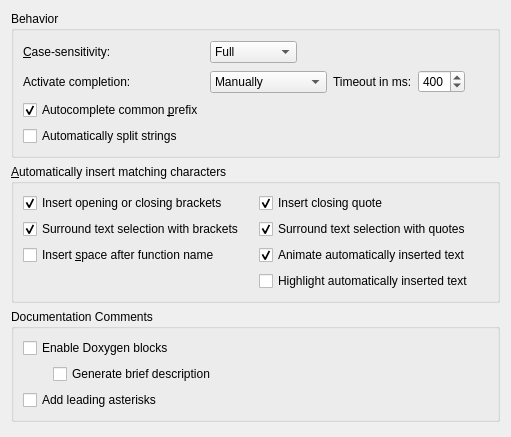
Above: src/plugins/texteditor/completionsettingspage.ui from qt-creator/qt-creator before the change. Below: the same form after it.
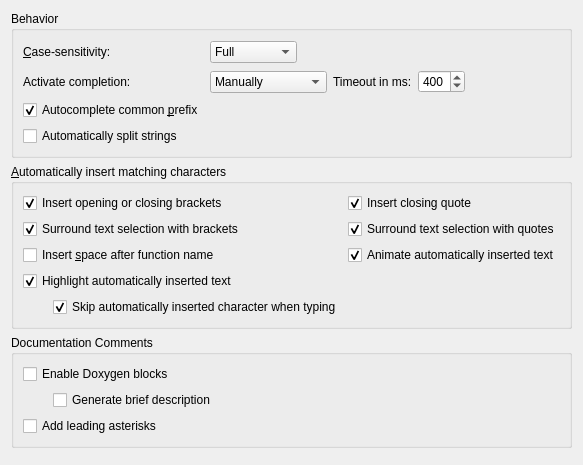
That is the form after the change.

Commit message:
Editor: Skip auto completed character only if it was recently inserted.
This means you can skip automatically inserted characters as long as you
don't explicitly move the text cursor and the editor doesn't lose the
focus. This will be visualized by highlighting the automatically
inserted character as long as you can perform the skipping.

This will reduce unexpected skipping in the case a cursor was explicitly
placed before an closing brace and a closing brace is typed.

Patch:
```diff
--- a/src/plugins/texteditor/completionsettingspage.ui
+++ b/src/plugins/texteditor/completionsettingspage.ui
@@ -6,8 +6,8 @@
    <rect>
     <x>0</x>
     <y>0</y>
-    <width>511</width>
-    <height>437</height>
+    <width>551</width>
+    <height>465</height>
    </rect>
   </property>
   <layout class="QVBoxLayout" name="verticalLayout_2">
@@ -227,13 +227,49 @@
         </property>
        </widget>
       </item>
-      <item row="3" column="1">
+      <item row="3" column="0">
        <widget class="QCheckBox" name="highlightAutoComplete">
         <property name="text">
          <string>Highlight automatically inserted text</string>
         </property>
+        <property name="checked">
+         <bool>true</bool>
+        </property>
        </widget>
       </item>
+      <item row="4" column="0">
+       <layout class="QHBoxLayout" name="horizontalLayout_3">
+        <item>
+         <spacer name="horizontalSpacer_6">
+          <property name="orientation">
+           <enum>Qt::Horizontal</enum>
+          </property>
+          <property name="sizeType">
+           <enum>QSizePolicy::Fixed</enum>
+          </property>
+          <property name="sizeHint" stdset="0">
+           <size>
+            <width>30</width>
+            <height>20</height>
+           </size>
+          </property>
+         </spacer>
+        </item>
+        <item>
+         <widget class="QCheckBox" name="skipAutoComplete">
+          <property name="toolTip">
+           <string>Skip automatically inserted character if re-typed manually after completion.</string>
+          </property>
+          <property name="text">
+           <string>Skip automatically inserted character when typing</string>
+          </property>
+          <property name="checked">
+           <bool>true</bool>
+          </property>
+         </widget>
+        </item>
+       </layout>
+      </item>
      </layout>
     </widget>
    </item>
@@ -254,7 +290,7 @@
        </widget>
       </item>
       <item>
-       <layout class="QHBoxLayout" name="horizontalLayout_3">
+       <layout class="QHBoxLayout" name="horizontalLayout_4">
         <item>
          <spacer name="horizontalSpacer_5">
           <property name="orientation">
```
Left out of the diff: 25 changed lines with no effect on the pictures. The commit also changes 24 other files.
